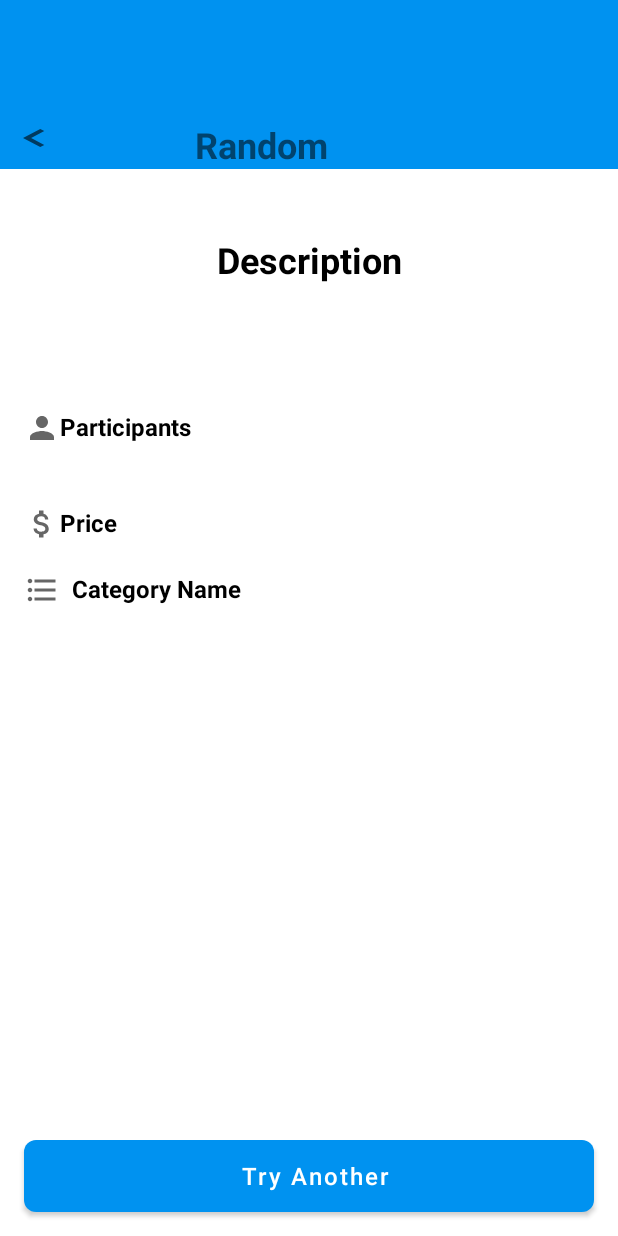
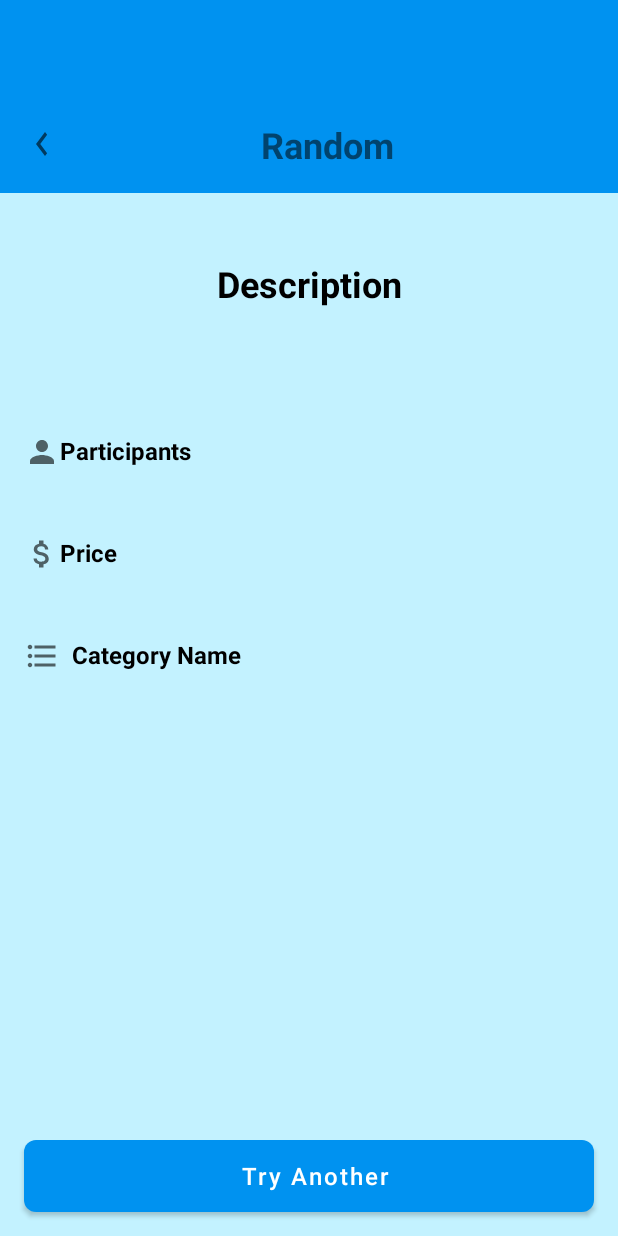
Before and after one commit to fjsalcedo22/Meli_Integrador2, an Android app: the layout activity_screen_tips.xml on its own in the app's theme, with its tools: preview values and no code run, on a phone screen of 412 x 824 dp. Run offline under Robolectric (Android 15) with nearby library versions, the phone set to English and light mode, and no system bars.

Commit message:
fixes design Screen Tips

```diff
--- a/app/src/main/res/layout/activity_screen_tips.xml
+++ b/app/src/main/res/layout/activity_screen_tips.xml
@@ -4,10 +4,8 @@
     xmlns:tools="http://schemas.android.com/tools"
     android:layout_width="match_parent"
     android:layout_height="match_parent"
+    android:background="@color/lightBlue"
     tools:context=".ui.ScreenTips">
-
-
-
 
 
     <LinearLayout
@@ -16,23 +14,25 @@
         android:layout_height="wrap_content"
         android:background="@color/darkBlue"
         android:orientation="horizontal"
-        android:paddingStart="0dp"
+        android:paddingStart="16dp"
         android:paddingTop="80dp"
         android:paddingEnd="16dp"
+        android:paddingBottom="16dp"
         app:layout_constraintEnd_toEndOf="parent"
         app:layout_constraintStart_toStartOf="parent"
         app:layout_constraintTop_toTopOf="parent">
 
         <ImageButton
             android:id="@+id/ImageButtonBackButton"
-            android:layout_width="46dp"
-            android:layout_height="wrap_content"
+            android:layout_width="wrap_content"
+            android:layout_height="32dp"
+            android:layout_gravity="center"
             android:background="@drawable/checron"
             android:contentDescription="@string/back_button" />
 
         <TextView
             android:id="@+id/TextViewSelectedSuggestionTitle"
-            android:layout_width="256dp"
+            android:layout_width="match_parent"
             android:layout_height="wrap_content"
             android:gravity="center"
             android:text="@string/text_random"
@@ -46,31 +46,29 @@
         android:id="@+id/textViewTittleActivity"
         android:layout_width="256dp"
         android:layout_height="wrap_content"
+        android:layout_marginTop="44dp"
         android:gravity="center"
         android:text="@string/activity_description"
+        android:textColor="@color/black"
         android:textSize="24sp"
         android:textStyle="bold"
-        android:textColor="@color/black"
-        app:layout_constraintTop_toBottomOf="@+id/linear"
+        app:layout_constraintEnd_toEndOf="parent"
         app:layout_constraintStart_toStartOf="parent"
-        app:layout_constraintEnd_toEndOf="parent"
-        android:layout_marginTop="44dp"
-        />
+        app:layout_constraintTop_toBottomOf="@+id/linear" />
 
     <LinearLayout
         android:id="@+id/linearParticipants"
         android:layout_width="match_parent"
         android:layout_height="64dp"
+        android:layout_marginTop="64dp"
+        android:gravity="center"
         android:orientation="horizontal"
         android:paddingStart="16dp"
         android:paddingEnd="16dp"
-        android:layout_marginTop="64dp"
-        app:layout_constraintTop_toBottomOf="@+id/textViewTittleActivity"
         app:layout_constraintBottom_toTopOf="@+id/linearPrice"
+        app:layout_constraintEnd_toEndOf="parent"
         app:layout_constraintStart_toStartOf="parent"
-        app:layout_constraintEnd_toEndOf="parent"
-        android:gravity="center"
-        >
+        app:layout_constraintTop_toBottomOf="@+id/textViewTittleActivity">
 
         <TextView
             android:id="@+id/TextViewSelectedSuggestionParticipants"
@@ -99,15 +97,15 @@
         android:id="@+id/linearPrice"
         android:layout_width="match_parent"
         android:layout_height="64dp"
+        android:gravity="center"
         android:orientation="horizontal"
         android:paddingStart="16dp"
         android:paddingEnd="16dp"
-        app:layout_constraintTop_toBottomOf="@+id/linearParticipants"
+        android:layout_marginTop="4dp"
         app:layout_constraintBottom_toTopOf="@+id/linearTypeActivity"
+        app:layout_constraintEnd_toEndOf="parent"
         app:layout_constraintStart_toStartOf="parent"
-        app:layout_constraintEnd_toEndOf="parent"
-        android:gravity="center"
-        >
+        app:layout_constraintTop_toBottomOf="@+id/linearParticipants">
 
         <TextView
             android:id="@+id/TextViewSelectedSuggestionPrice"
@@ -139,6 +137,8 @@
         android:orientation="horizontal"
         android:paddingStart="16dp"
         android:paddingEnd="16dp"
+        android:layout_marginTop="4dp"
+        android:gravity="center_vertical"
         app:layout_constraintEnd_toEndOf="parent"
         app:layout_constraintStart_toStartOf="parent"
         app:layout_constraintTop_toBottomOf="@+id/linearPrice">
@@ -161,22 +161,21 @@
         android:id="@+id/buttonSelectedTryAnother"
         android:layout_width="match_parent"
         android:layout_height="wrap_content"
+        android:layout_margin="16dp"
         android:background="@drawable/background_button_start"
         android:paddingStart="8dp"
         android:paddingEnd="0dp"
         android:text="@string/try_another"
         android:textAllCaps="false"
         android:textColor="@color/white"
-        app:layout_constraintBottom_toBottomOf="parent"
-        android:layout_margin="16dp"
-        android:textSize="16sp" />
+        android:textSize="16sp"
+        app:layout_constraintBottom_toBottomOf="parent" />
 
 
     <include
         android:id="@+id/layoutError"
         layout="@layout/screen_error"
-        android:visibility="gone"
-        />
+        android:visibility="gone" />
 
 
 </androidx.constraintlayout.widget.ConstraintLayout>
```
